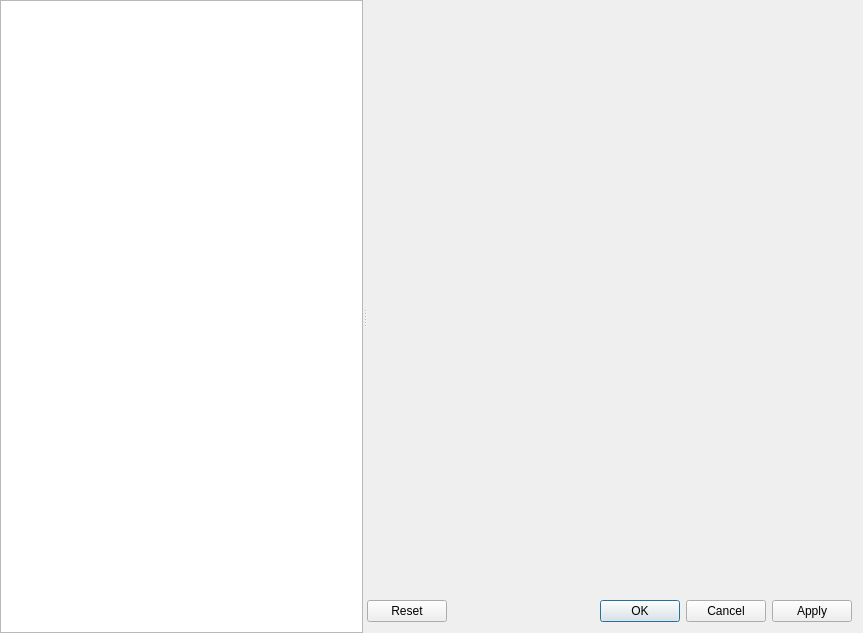
Qt form src/plugins/optionsmanager/optionsdialog.ui (silvansky/Contacts) before a commit.
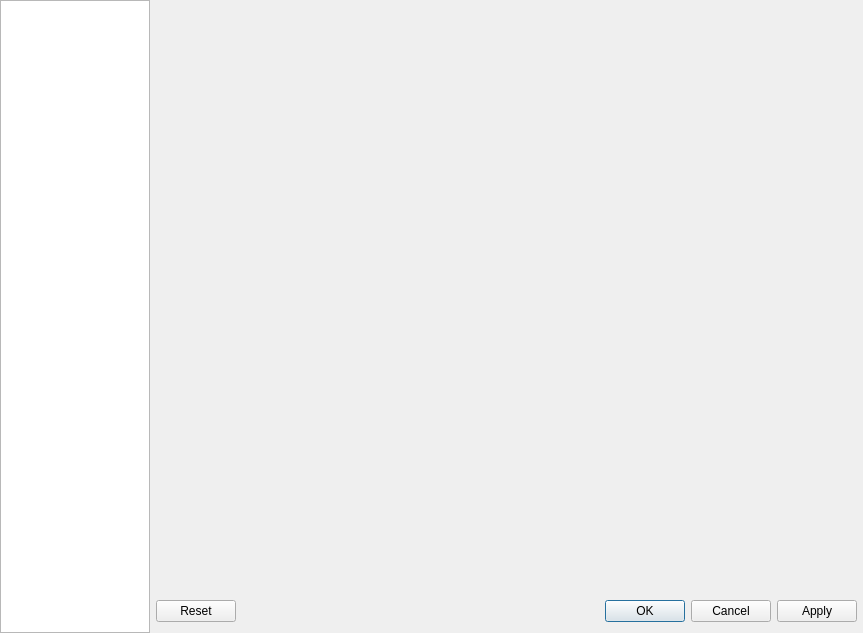
The same form after that commit.

What changed in the file:
```diff
--- a/src/plugins/optionsmanager/optionsdialog.ui
+++ b/src/plugins/optionsmanager/optionsdialog.ui
@@ -18,20 +18,37 @@
   </property>
   <property name="minimumSize">
    <size>
-    <width>680</width>
+    <width>700</width>
     <height>500</height>
    </size>
   </property>
-  <layout class="QVBoxLayout" name="verticalLayout">
+  <layout class="QHBoxLayout" name="horizontalLayout_2">
+   <property name="spacing">
+    <number>0</number>
+   </property>
    <property name="margin">
     <number>0</number>
    </property>
    <item>
-    <widget class="QSplitter" name="sprSplitter">
-     <property name="orientation">
-      <enum>Qt::Horizontal</enum>
-     </property>
      <widget class="QTreeView" name="trvNodes">
+     <property name="sizePolicy">
+      <sizepolicy hsizetype="Fixed" vsizetype="Expanding">
+       <horstretch>0</horstretch>
+       <verstretch>0</verstretch>
+      </sizepolicy>
+     </property>
+     <property name="minimumSize">
+      <size>
+       <width>150</width>
+       <height>0</height>
+      </size>
+     </property>
+     <property name="maximumSize">
+      <size>
+       <width>150</width>
+       <height>16777215</height>
+      </size>
+     </property>
       <property name="focusPolicy">
        <enum>Qt::NoFocus</enum>
       </property>
@@ -57,6 +74,8 @@
        <bool>false</bool>
       </attribute>
      </widget>
+   </item>
+   <item>
      <widget class="QWidget" name="wdtRightWidget" native="true">
       <layout class="QVBoxLayout" name="verticalLayout_2">
        <property name="leftMargin">
@@ -65,6 +84,9 @@
        <property name="topMargin">
         <number>12</number>
        </property>
+      <property name="rightMargin">
+       <number>0</number>
+      </property>
        <item>
         <widget class="QScrollArea" name="scaScroll">
          <property name="frameShape">
@@ -78,14 +100,22 @@
            <rect>
             <x>0</x>
             <y>0</y>
-            <width>478</width>
-            <height>581</height>
+           <width>713</width>
+           <height>579</height>
            </rect>
           </property>
          </widget>
         </widget>
        </item>
        <item>
+       <layout class="QHBoxLayout" name="buttonsLayout">
+        <property name="leftMargin">
+         <number>6</number>
+        </property>
+        <property name="rightMargin">
+         <number>6</number>
+        </property>
+        <item>
         <widget class="QDialogButtonBox" name="dbbButtons">
          <property name="standardButtons">
           <set>QDialogButtonBox::Apply|QDialogButtonBox::Cancel|QDialogButtonBox::Ok|QDialogButtonBox::Reset</set>
@@ -93,7 +123,8 @@
         </widget>
        </item>
       </layout>
-     </widget>
+      </item>
+     </layout>
     </widget>
    </item>
   </layout>
```
Lines whose indentation alone changed are shown as unchanged.
